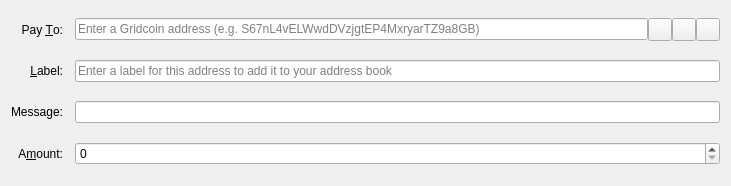
gridcoin-community/Gridcoin-Research, file src/qt/forms/sendcoinsentry.ui: the form before one commit.
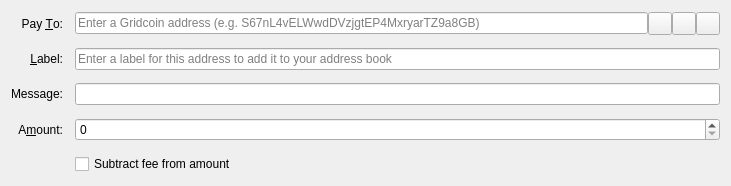
The form after the commit. Icons and pictures are not drawn. Custom widgets are drawn as their Qt base class.

Commit message: feat: Subtract fee from amount sent (option)

```diff
--- a/src/qt/forms/sendcoinsentry.ui
+++ b/src/qt/forms/sendcoinsentry.ui
@@ -173,6 +173,16 @@
      </item>
     </layout>
    </item>
+   <item row="7" column="1">
+    <widget class="QCheckBox" name="subtractFee">
+     <property name="toolTip">
+      <string>The transaction fee will be deducted from the amount entered</string>
+     </property>
+     <property name="text">
+      <string>Subtract fee from amount</string>
+     </property>
+    </widget>
+   </item>
   </layout>
  </widget>
  <customwidgets>
```
The commit also changes 4 other files.
